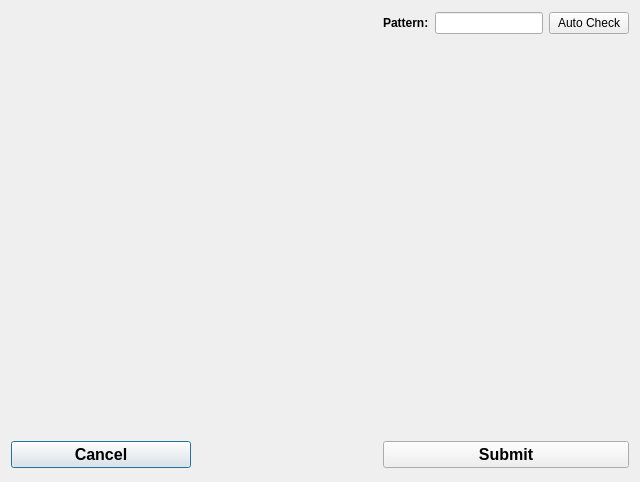
The window that datapathsrecursive.ui (abcucberkeley/PetaKit5D-GUI) describes before a commit, drawn with Qt 5.
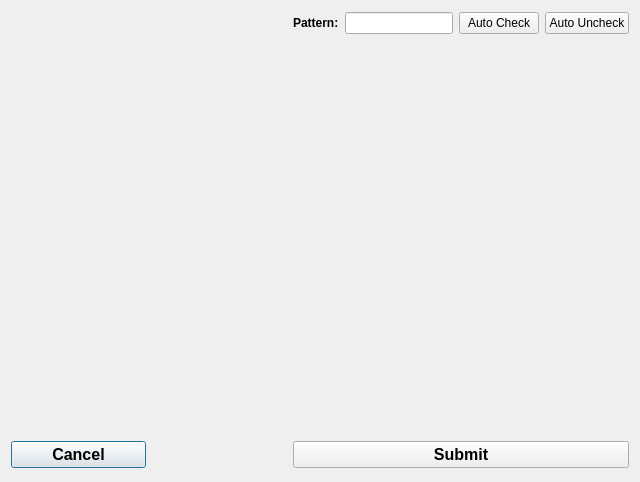
The same window after the commit.

Commit message: Added auto uncheck feature for recursive paths

```diff
--- a/datapathsrecursive.ui
+++ b/datapathsrecursive.ui
@@ -67,6 +67,13 @@
        </property>
       </widget>
      </item>
+     <item>
+      <widget class="QPushButton" name="searchUncheckButton">
+       <property name="text">
+        <string>Auto Uncheck</string>
+       </property>
+      </widget>
+     </item>
     </layout>
    </item>
    <item row="2" column="2">
```
The commit also changes 3 other files.
